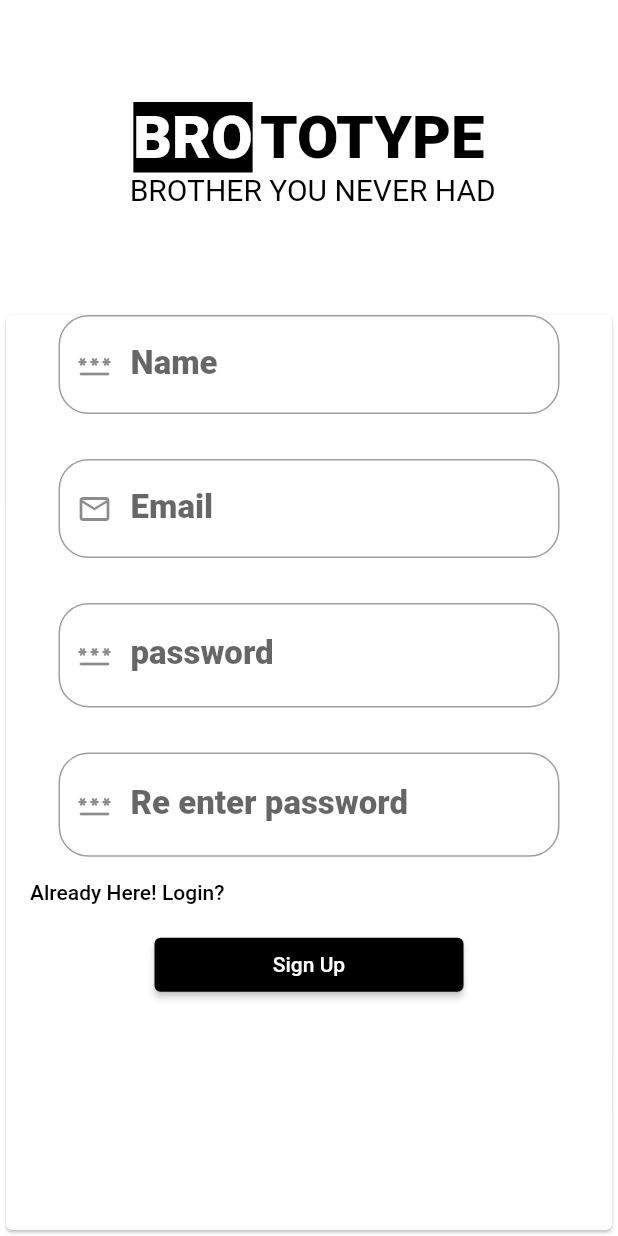
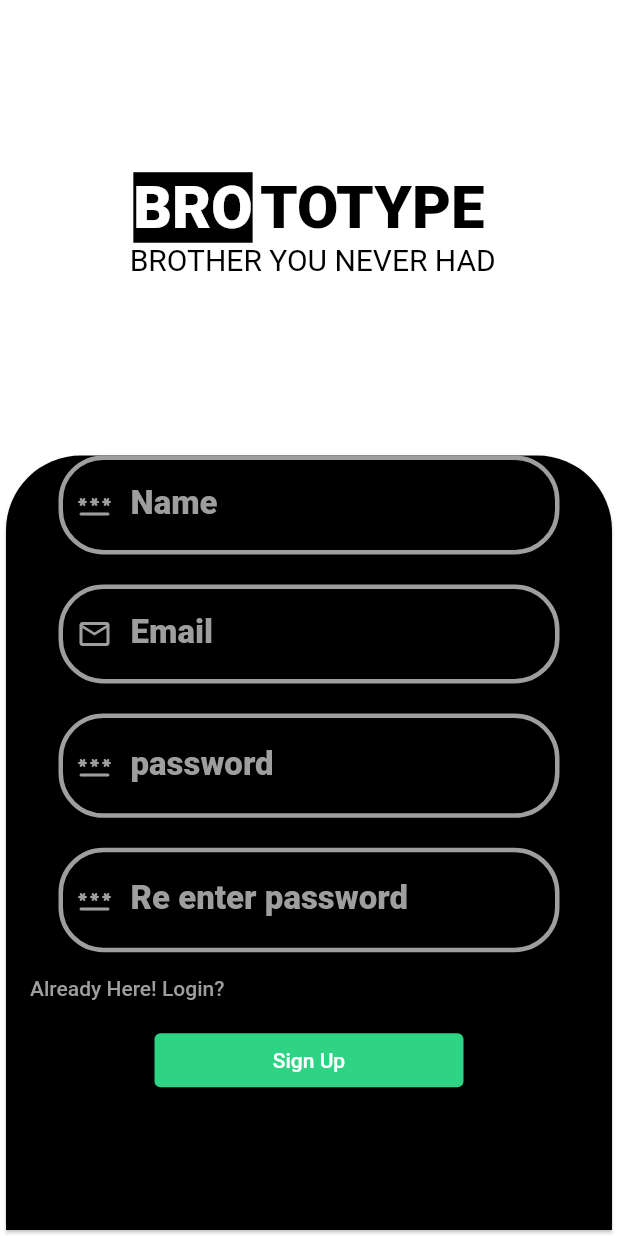
Before and after one commit to muhammedSalihT/Firebase_usermanagement, a Flutter app: the screen it shows after launch, after a tap on "New Here! Register?", on a phone screen of 412 x 824 dp. Run offline on Flutter 3.47's test engine with Material 2 defaults, Android fonts, the phone set to English and light mode, and no system bars; drawn by our look-alikes of animated_text_kit; our stand-ins replace cloud_firestore, firebase_auth, firebase_core, image_picker; accounts and stored records are empty.

Commit message:
editting complte

```diff
--- a/lib/core/colors.dart
+++ b/lib/core/colors.dart
@@ -6,5 +6,7 @@ const scaffoldColor = [
   Colors.black
 ];
 
-final blackColor = Colors.black;
-final whiteColor = Colors.white;
+const  blackColor =  Colors.black;
+const whiteColor = Colors.white;
+const greyColor = Colors.grey;
+const blueColor = Colors.blueAccent;
--- a/lib/main.dart
+++ b/lib/main.dart
@@ -1,4 +1,5 @@
 import 'package:flutter/material.dart';
+import 'package:login_firebase/core/colors.dart';
 import 'package:login_firebase/modules/home_screen/viewmodel/home_controller.dart';
 import 'package:login_firebase/modules/login/viewmodel/auth_controller.dart';
 import 'package:login_firebase/modules/login/viewmodel/signin_controller.dart';
@@ -34,7 +35,20 @@ class MyApp extends StatelessWidget {
         navigatorKey: RoutesManager.navigatorKey,
         debugShowCheckedModeBanner: false,
         title: 'Flutter Demo',
-        theme: ThemeData(),
+        theme: ThemeData(
+          iconTheme: const IconThemeData(color: greyColor),
+          inputDecorationTheme: const InputDecorationTheme(
+      enabledBorder: OutlineInputBorder(
+         borderRadius : BorderRadius.all(Radius.circular(30.0)),
+        borderSide: BorderSide(width: 3, color: greyColor),
+      ),
+      focusedBorder: OutlineInputBorder(
+         borderRadius : BorderRadius.all(Radius.circular(30.0)),
+        borderSide: BorderSide(width: 3, color: Color.fromARGB(255, 41, 221, 134)),
+      ),
+    ),
+        ),
+
         home: const SplashScreen(),
       ),
     );
--- a/lib/modules/login/view/signin_screen.dart
+++ b/lib/modules/login/view/signin_screen.dart
@@ -1,6 +1,7 @@
 import 'dart:developer';
 
 import 'package:firebase_auth/firebase_auth.dart';
+import 'package:flutter/cupertino.dart';
 import 'package:flutter/material.dart';
 import 'package:login_firebase/core/colors.dart';
 import 'package:login_firebase/modules/login/viewmodel/auth_controller.dart';
@@ -27,31 +28,35 @@ class SignInScreen extends StatelessWidget {
         stream: context.watch<AuthProvider>().stream(),
         builder: (context, snapshot) {
           if (snapshot.data == null) {
-            log(snapshot.data.toString());
             return Scaffold(
               body: Column(
                 children: [
                   Container(
                     width: size.width,
-                    height: size.height * .3,
-                    color: whiteColor,
+                    height: size.height * .4,
+                    decoration: const BoxDecoration(
+                        color: blackColor,
+                        borderRadius: BorderRadius.only(
+                          bottomLeft: Radius.circular(50),
+                          bottomRight: Radius.circular(50),
+                        )),
                     child: Column(
                       mainAxisAlignment: MainAxisAlignment.center,
                       children: [
-                        CompanyTitle(
-                            size: 40,
-                            broColor: whiteColor,
-                            containerColor: blackColor,
-                            typeColor: blackColor),
+                        const CompanyTitle(
+                            size: 50,
+                            broColor: blackColor,
+                            containerColor: whiteColor,
+                            typeColor: whiteColor),
                         AnimatedTextKit(
                           isRepeatingAnimation: true,
                           totalRepeatCount: 100,
                           animatedTexts: [
                             TypewriterAnimatedText(' BROTHER YOU NEVER HAD',
-                                textStyle: TextStyle(
+                                textStyle: const TextStyle(
                                     fontSize: 20,
                                     decoration: TextDecoration.none,
-                                    color: blackColor),
+                                    color: whiteColor),
                                 speed: const Duration(milliseconds: 150)),
                           ],
                         ),
@@ -64,12 +69,16 @@ class SignInScreen extends StatelessWidget {
                       width: size.width,
                       child: ListView(
                         children: [
-                          Column(
+                          Form(
+                            key: context.read<SigninController>().formKey,
+                            child: Column(
                               children: [
                                 const SizedBox(
                                   height: 60,
                                 ),
                                 TextFormWidget(
+                                  errorMessege: "enter password",
+                                  textColor: blackColor,
                                   controller:
                                       context.read<SigninController>().email,
                                   label: "Email",
@@ -82,6 +91,8 @@ class SignInScreen extends StatelessWidget {
                                   height: 30,
                                 ),
                                 TextFormWidget(
+                                  errorMessege: "enter password",
+                                  textColor: blackColor,
                                   controller:
                                       context.read<SigninController>().pass,
                                   label: "password",
@@ -89,6 +100,7 @@ class SignInScreen extends StatelessWidget {
                                       .read<SigninController>()
                                       .hidePassword,
                                   suffixIcon:
+
                                       context.watch<SigninController>().onTap(),
                                   hint: "ENTER PASSWORD",
                                   icon: Icons.password_rounded,
@@ -106,27 +118,28 @@ class SignInScreen extends StatelessWidget {
                                           RoutesManager.nextScreen(
                                               screen: const SignUpScreen());
                                         },
-                                      child: Text(
+                                        child: const Text(
                                           "New Here! Register?",
                                           style: TextStyle(color: blackColor),
                                         ),
                                       ),
                                       TextButton(
                                           onPressed: () {},
-                                        child: Text("Forget Password?",
+                                          child: const Text("Forget Password?",
                                               style:
                                                   TextStyle(color: blackColor))),
                                     ],
                                   ),
                                 ),
                                 if (authProvider.loading)
-                                const CircularProgressIndicator(),
+                                  const CupertinoActivityIndicator(),
                                 if (!authProvider.loading)
                                   SizedBox(
                                     width: size.width / 2,
                                     child: ElevatedButton(
                                       style: ElevatedButton.styleFrom(
-                                      primary: Colors.black,
+                                        primary: const Color.fromARGB(
+                                            255, 48, 211, 132),
                                       ),
                                       onPressed: () {
                                         context
@@ -137,6 +150,7 @@ class SignInScreen extends StatelessWidget {
                                     ),
                                   ),
                               ],
+                            ),
                           ),
                         ],
                       ),
--- a/lib/modules/login/viewmodel/signin_controller.dart
+++ b/lib/modules/login/viewmodel/signin_controller.dart
@@ -3,6 +3,7 @@ import 'package:login_firebase/modules/login/viewmodel/auth_controller.dart';
 
 class SigninController with ChangeNotifier {
   bool hidePassword = true;
+  final formKey = GlobalKey<FormState>();
 
   final email = TextEditingController();
   final pass = TextEditingController();
@@ -11,8 +12,8 @@ class SigninController with ChangeNotifier {
     final msg = await provider.signIn(email.text, pass.text);
     if (msg == "") {
       disposeMethod(context);
-       ScaffoldMessenger.of(context)
-          .showSnackBar(const SnackBar(content: Text  ("You are Signed successfully")));
+      ScaffoldMessenger.of(context).showSnackBar(
+          const SnackBar(content: Text("You are Signed successfully")));
     } else {
       ScaffoldMessenger.of(context).hideCurrentSnackBar();
       ScaffoldMessenger.of(context)
--- a/lib/modules/signup/view/signup_screen.dart
+++ b/lib/modules/signup/view/signup_screen.dart
@@ -29,11 +29,11 @@ class SignUpScreen extends StatelessWidget {
               body: Column(
                 children: [
                   Expanded(
-                    flex: 2,
+                    flex: 4,
                     child: Column(
                       mainAxisAlignment: MainAxisAlignment.center,
                       children: [
-                        CompanyTitle(
+                       const CompanyTitle(
                             size: 40,
                             broColor: whiteColor,
                             containerColor: blackColor,
@@ -43,7 +43,7 @@ class SignUpScreen extends StatelessWidget {
                           totalRepeatCount: 100,
                           animatedTexts: [
                             TypewriterAnimatedText(' BROTHER YOU NEVER HAD',
-                                textStyle: TextStyle(
+                                textStyle:const TextStyle(
                                     fontSize: 20,
                                     decoration: TextDecoration.none,
                                     color: blackColor),
@@ -54,14 +54,20 @@ class SignUpScreen extends StatelessWidget {
                     ),
                   ),
                   Expanded(
-                    flex: 6,
+                    flex: 7,
                     child: Card(
+                      borderOnForeground: false,
+                      shape: const RoundedRectangleBorder(
+                        borderRadius: BorderRadius.only(topLeft: Radius.circular(50),topRight:Radius.circular(50) )),
+                      color: blackColor,
                       child: ListView(
                         physics: const BouncingScrollPhysics(),
                         children: [
                           Column(
                             children: [
                               TextFormWidget(
+                                errorMessege: "enter name",
+                                textColor: whiteColor,
                                 controller:
                                     context.read<SignUpController>().name,
                                 label: "Name",
@@ -71,9 +77,11 @@ class SignUpScreen extends StatelessWidget {
                                 textType: TextInputType.name,
                               ),
                               const SizedBox(
-                                height: 30,
+                                height: 20,
                               ),
                               TextFormWidget(
+                                errorMessege: "enter email",
+                                textColor: whiteColor,
                                 controller:
                                     context.read<SignUpController>().email,
                                 label: "Email",
@@ -83,9 +91,11 @@ class SignUpScreen extends StatelessWidget {
                                 textType: TextInputType.multiline,
                               ),
                               const SizedBox(
-                                height: 30,
+                                height: 20,
                               ),
                              TextFormWidget(
+                              errorMessege: "enter password",
+                              textColor: whiteColor,
                                 controller:
                                     context.read<SignUpController>().pass,
                                 label: "password",
@@ -96,9 +106,11 @@ class SignUpScreen extends StatelessWidget {
                                 textType: TextInputType.number,
                               ),
                                const SizedBox(
-                                height: 30,
+                                height: 20,
                               ),
                                TextFormWidget(
+                                errorMessege: "enter password",
+                                textColor: whiteColor,
                                 controller:
                                     context.read<SignUpController>().rePass,
                                 label: "Re enter password",
@@ -119,9 +131,9 @@ class SignUpScreen extends StatelessWidget {
                                       onPressed: () {
                                         RoutesManager.backScreen();
                                       },
-                                      child: Text(
+                                      child:const Text(
                                         "Already Here! Login?",
-                                        style: TextStyle(color: blackColor),
+                                        style: TextStyle(color: greyColor),
                                       ),
                                     ),
                                   ],
@@ -134,7 +146,7 @@ class SignUpScreen extends StatelessWidget {
                                   width: size.width / 2,
                                   child: ElevatedButton(
                                     style: ElevatedButton.styleFrom(
-                                      primary: Colors.black,
+                                      primary:const  Color.fromARGB(255, 46, 212, 132),
                                     ),
                                     onPressed: () {
                                       context
--- a/lib/modules/splash/view/splash_screen.dart
+++ b/lib/modules/splash/view/splash_screen.dart
@@ -71,6 +71,4 @@ class _SplashScreenState extends State<SplashScreen>
       ),
     );
   }
-
-
 }
--- a/lib/widgets/text_form_widget.dart
+++ b/lib/widgets/text_form_widget.dart
@@ -10,6 +10,8 @@ class TextFormWidget extends StatelessWidget {
   final String label;
   final TextEditingController controller;
   final Widget? suffixIcon;
+  final Color textColor;
+  final String errorMessege;
 
   const TextFormWidget({
     Key? key,
@@ -18,7 +20,9 @@ class TextFormWidget extends StatelessWidget {
     required this.icon,
     required this.textType,
     required this.label,
-    required this.controller,  this.suffixIcon,
+    required this.controller,
+    this.suffixIcon,
+    required this.textColor, required this.errorMessege,
   }) : super(key: key);
 
   @override
@@ -30,7 +34,7 @@ class TextFormWidget extends StatelessWidget {
           TextFormField(
             validator: (value) {
               if (value == null || value.isEmpty) {
-                return "Enter Something";
+                return errorMessege;
               } else {
                 return null;
               }
@@ -39,16 +43,20 @@ class TextFormWidget extends StatelessWidget {
             keyboardType: textType,
             obscureText: hideData,
             style: TextStyle(
-              color: blackColor,
+              color: textColor,
               fontSize: 22.0,
               fontWeight: FontWeight.w900,
             ),
             // controller: _mobileController,
             decoration: InputDecoration(
-              label: Text(label),
-              prefixIcon: Icon(icon),
+              label: Text(
+                label,
+                style: const TextStyle(color: greyColor),
+              ),
+              prefixIcon: Icon(icon, color: greyColor),
               suffix: suffixIcon,
               border: const OutlineInputBorder(
+                borderSide: BorderSide(),
                 borderRadius: BorderRadius.all(
                   Radius.circular(20.0),
                 ),
```
Also changed, not shown: lib/modules/home_screen/view/home_screen.dart (+34 -22 lines), lib/modules/home_screen/viewmodel/home_controller.dart (+14 -11 lines), lib/modules/login/viewmodel/auth_controller.dart (+13 -4 lines). Lines whose indentation alone changed are shown as unchanged.
